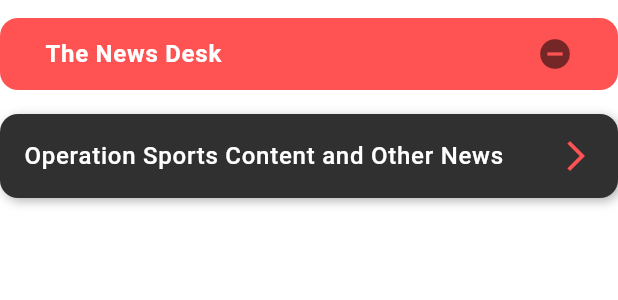
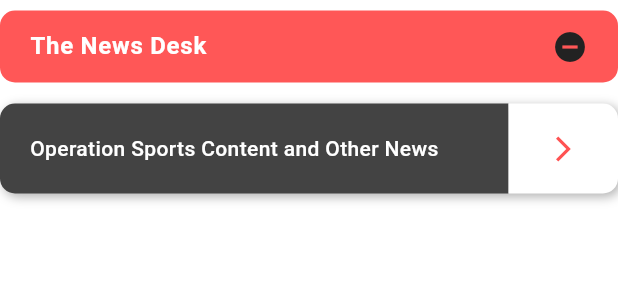
Before and after one commit to Pharaon3/operationsports, a Flutter app: the ForumMenu widget shown alone on an empty page, opened directly, on a phone screen of 412 x 824 dp. Shown: the top 300 px of the screen. Run offline on Flutter 3.47's test engine with Material 3 defaults, Android fonts, the phone set to English and light mode, and no system bars; our stand-ins replace flutter_html, font_awesome_flutter, go_router, video_player; network calls fail.

Commit message:
forum updated

```diff
--- a/lib/widgets/forum_menu.dart
+++ b/lib/widgets/forum_menu.dart
@@ -27,13 +27,13 @@ class _ForumMenuState extends State<ForumMenu> {
           },
           child: Container(
             decoration: BoxDecoration(
-              color: Colors.redAccent,
-              borderRadius: BorderRadius.circular(12),
+              color: const Color(0xFFFF5757),
+              borderRadius: BorderRadius.circular(10),
             ),
-            margin: const EdgeInsets.symmetric(vertical: 12),
+            margin: const EdgeInsets.symmetric(vertical: 7),
             child: ListTile(
               dense: true,
-              contentPadding: EdgeInsets.symmetric(vertical: 0, horizontal: 30),
+              contentPadding: EdgeInsets.symmetric(vertical: 0, horizontal: 20),
               title: Text(
                 widget.title,
                 style: const TextStyle(
@@ -44,7 +44,7 @@ class _ForumMenuState extends State<ForumMenu> {
               ),
               trailing: Icon(
                 isExpanded ? Icons.remove_circle : Icons.add_circle,
-                color: Colors.black54,
+                color: const Color(0xFF222222),
               ),
             ),
           ),
@@ -56,10 +56,9 @@ class _ForumMenuState extends State<ForumMenu> {
             children:
                 widget.subItems.map((item) {
                   return Container(
-                    margin: const EdgeInsets.symmetric(vertical: 4),
+                    margin: const EdgeInsets.symmetric(vertical: 7),
                     decoration: BoxDecoration(
-                      color: Colors.grey[850],
-                      borderRadius: BorderRadius.circular(12),
+                      borderRadius: BorderRadius.circular(10),
                       boxShadow: [
                         BoxShadow(
                           color: Colors.black.withOpacity(0.3),
@@ -68,31 +67,71 @@ class _ForumMenuState extends State<ForumMenu> {
                         ),
                       ],
                     ),
-                    child: ListTile(
-                      contentPadding: const EdgeInsets.symmetric(
-                        horizontal: 16,
+                    child: Row(
+                      children: [
+
+                        Expanded(
+                          flex: 4,
+                          child: Container(
+                            height: 60,
+                            padding: const EdgeInsets.symmetric(
+                              horizontal: 20,
                             ),
-                      title: Text(
+                            decoration: const BoxDecoration(
+                              color: Color(0xFF434343),
+                              borderRadius: BorderRadius.only(
+                                topLeft: Radius.circular(10),
+                                bottomLeft: Radius.circular(10),
+                              ),
+                            ),
+                            child: Align(
+                              alignment: Alignment.centerLeft,
+                              child: Text(
                                 item,
-                        style: const TextStyle(
+                                style: TextStyle(
                                   color: Colors.white,
                                   fontWeight: FontWeight.w500,
+                                  fontSize: 14,
                                 ),
                               ),
-                      trailing: const Icon(
+                            ),
+                          ),
+                        ),
+
+                        Container(
+                          width: 73,
+                          height: 60,
+                          decoration: const BoxDecoration(
+                            color: Colors.white,
+                            borderRadius: BorderRadius.only(
+                              topRight: Radius.circular(10),
+                              bottomRight: Radius.circular(10),
+                            ),
+                          ),
+                          child: IconButton(
+                            icon: const Icon(
                               Icons.arrow_forward_ios,
                               color: Colors.redAccent,
+                              size: 20,
                             ),
-                      onTap: () {
+                            onPressed: () {
                               Navigator.push(
                                 context,
-                          MaterialPageRoute(builder: (context) => ForumList()),
+                                MaterialPageRoute(
+                                  builder: (context) => ForumList(),
+                                ),
                               );
                             },
+                          ),
+                        ),
+
+                      ],
                     ),
                   );
                 }).toList(),
           ),
+
+        SizedBox(height: 10),
       ],
     );
   }
--- a/lib/widgets/menu_grid.dart
+++ b/lib/widgets/menu_grid.dart
@@ -12,7 +12,7 @@ class MenuGrid extends StatelessWidget {
   @override
   Widget build(BuildContext context) {
     return Padding(
-      padding: EdgeInsets.only(left: 16, right: 16, bottom: 10),
+      padding: EdgeInsets.only(left: 16, right: 16, bottom: 20),
       child: SizedBox(
         height: 45,
         child: ListView.separated(
```
Also changed, not shown: lib/screens/forum_screen.dart (line endings or trailing spaces). Lines whose indentation alone changed are shown as unchanged.
